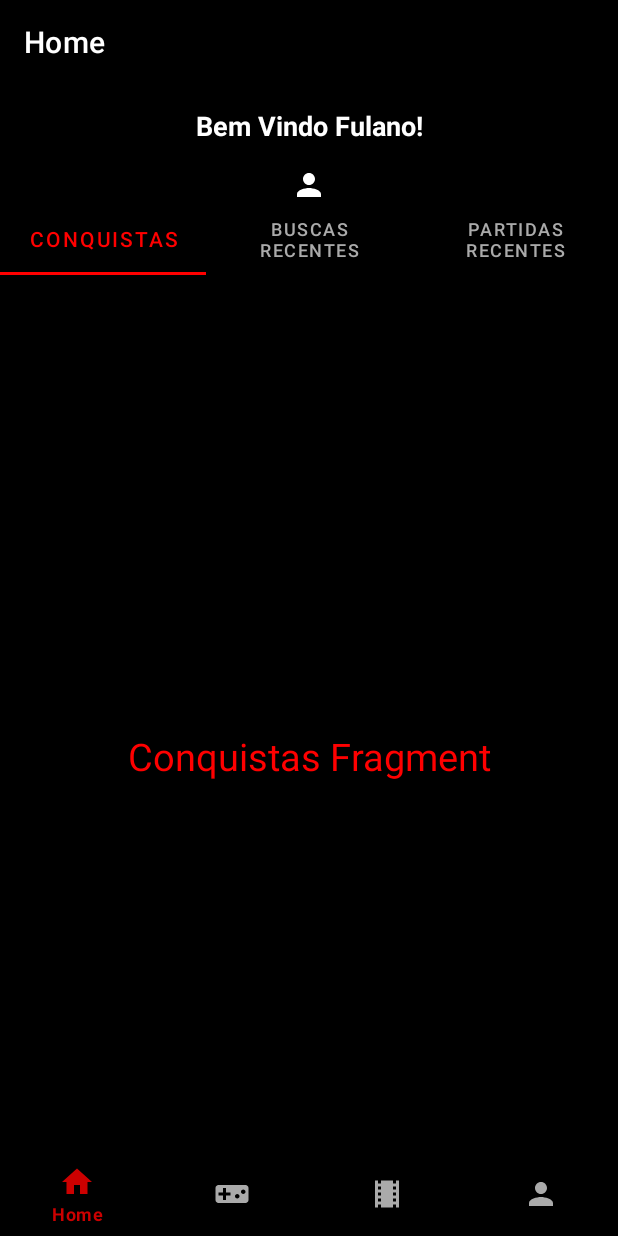
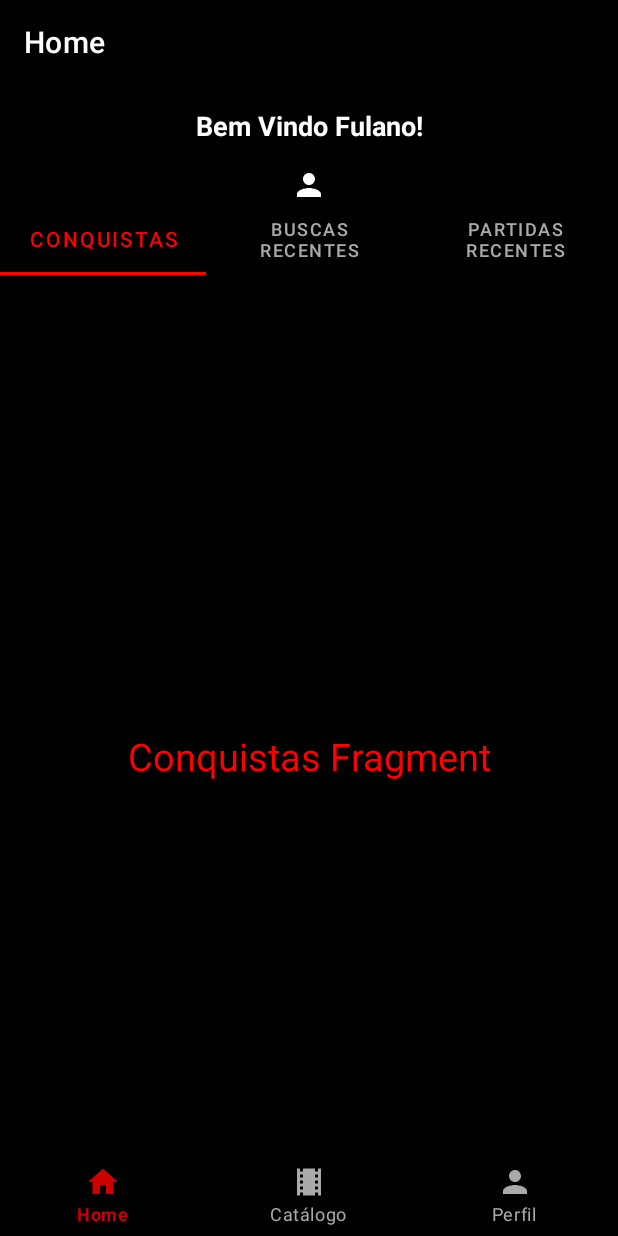
Before and after one commit to jephcescon/Cinequiz, an Android app: the screen it shows after launch (MainActivity), on a phone screen of 412 x 824 dp. Run offline under Robolectric (Android 15) with nearby library versions, the phone set to English and light mode, and no system bars; our stand-ins replace navigation-ui.

Commit message:
separado por módulo retirado menu quiz

```diff
--- a/app/src/main/java/com/example/cinequiz/QuizFragment.kt
+++ b/app/src/main/java/com/example/cinequiz/catalog/CatalogFragment.kt
@@ -1,10 +1,11 @@
-package com.example.cinequiz
+package com.example.cinequiz.catalog
 
 import android.os.Bundle
 import androidx.fragment.app.Fragment
 import android.view.LayoutInflater
 import android.view.View
 import android.view.ViewGroup
+import com.example.cinequiz.R
 
 // TODO: Rename parameter arguments, choose names that match
 // the fragment initialization parameters, e.g. ARG_ITEM_NUMBER
@@ -13,10 +14,10 @@ private const val ARG_PARAM2 = "param2"
 
 /**
  * A simple [Fragment] subclass.
- * Use the [QuizFragment.newInstance] factory method to
+ * Use the [CatalogFragment.newInstance] factory method to
  * create an instance of this fragment.
  */
-class QuizFragment : Fragment() {
+class CatalogFragment : Fragment() {
     // TODO: Rename and change types of parameters
     private var param1: String? = null
     private var param2: String? = null
@@ -34,7 +35,7 @@ class QuizFragment : Fragment() {
         savedInstanceState: Bundle?
     ): View? {
         // Inflate the layout for this fragment
-        return inflater.inflate(R.layout.fragment_quiz, container, false)
+        return inflater.inflate(R.layout.fragment_catalog, container, false)
     }
 
     companion object {
@@ -44,12 +45,12 @@ class QuizFragment : Fragment() {
          *
          * @param param1 Parameter 1.
          * @param param2 Parameter 2.
-         * @return A new instance of fragment QuizFragment.
+         * @return A new instance of fragment CatalogFragment.
          */
         // TODO: Rename and change types and number of parameters
         @JvmStatic
         fun newInstance(param1: String, param2: String) =
-            QuizFragment().apply {
+            CatalogFragment().apply {
                 arguments = Bundle().apply {
                     putString(ARG_PARAM1, param1)
                     putString(ARG_PARAM2, param2)
--- a/app/src/main/java/com/example/cinequiz/RecentSearchesFragment.kt
+++ b/app/src/main/java/com/example/cinequiz/home/AchievementsFragment.kt
@@ -1,10 +1,11 @@
-package com.example.cinequiz
+package com.example.cinequiz.home
 
 import android.os.Bundle
 import androidx.fragment.app.Fragment
 import android.view.LayoutInflater
 import android.view.View
 import android.view.ViewGroup
+import com.example.cinequiz.R
 
 // TODO: Rename parameter arguments, choose names that match
 // the fragment initialization parameters, e.g. ARG_ITEM_NUMBER
@@ -13,10 +14,10 @@ private const val ARG_PARAM2 = "param2"
 
 /**
  * A simple [Fragment] subclass.
- * Use the [RecentSearchesFragment.newInstance] factory method to
+ * Use the [AchievementsFragment.newInstance] factory method to
  * create an instance of this fragment.
  */
-class RecentSearchesFragment : Fragment() {
+class AchievementsFragment : Fragment() {
     // TODO: Rename and change types of parameters
     private var param1: String? = null
     private var param2: String? = null
@@ -34,7 +35,7 @@ class RecentSearchesFragment : Fragment() {
         savedInstanceState: Bundle?
     ): View? {
         // Inflate the layout for this fragment
-        return inflater.inflate(R.layout.fragment_recent_searches, container, false)
+        return inflater.inflate(R.layout.fragment_achievements, container, false)
     }
 
     companion object {
@@ -44,12 +45,12 @@ class RecentSearchesFragment : Fragment() {
          *
          * @param param1 Parameter 1.
          * @param param2 Parameter 2.
-         * @return A new instance of fragment RecentSearchesFragment.
+         * @return A new instance of fragment AchievementsFragment.
          */
         // TODO: Rename and change types and number of parameters
         @JvmStatic
         fun newInstance(param1: String, param2: String) =
-            RecentSearchesFragment().apply {
+            AchievementsFragment().apply {
                 arguments = Bundle().apply {
                     putString(ARG_PARAM1, param1)
                     putString(ARG_PARAM2, param2)
--- a/app/src/main/java/com/example/cinequiz/HomeFragment.kt
+++ b/app/src/main/java/com/example/cinequiz/home/HomeFragment.kt
@@ -1,4 +1,4 @@
-package com.example.cinequiz
+package com.example.cinequiz.home
 
 import android.os.Bundle
 import androidx.fragment.app.Fragment
@@ -6,6 +6,7 @@ import android.view.LayoutInflater
 import android.view.View
 import android.view.ViewGroup
 import androidx.viewpager.widget.ViewPager
+import com.example.cinequiz.R
 import com.google.android.material.tabs.TabLayout
 
 
--- a/app/src/main/java/com/example/cinequiz/HomePagerAdapter.kt
+++ b/app/src/main/java/com/example/cinequiz/home/HomePagerAdapter.kt
@@ -1,8 +1,9 @@
-package com.example.cinequiz
+package com.example.cinequiz.home
 
 import androidx.fragment.app.Fragment
 import androidx.fragment.app.FragmentManager
 import androidx.fragment.app.FragmentPagerAdapter
+
 
 class HomePagerAdapter(fm: FragmentManager) : FragmentPagerAdapter(fm) {
 
--- a/app/src/main/java/com/example/cinequiz/CatalogFragment.kt
+++ b/app/src/main/java/com/example/cinequiz/home/RecentMatchesFragment.kt
@@ -1,10 +1,11 @@
-package com.example.cinequiz
+package com.example.cinequiz.home
 
 import android.os.Bundle
 import androidx.fragment.app.Fragment
 import android.view.LayoutInflater
 import android.view.View
 import android.view.ViewGroup
+import com.example.cinequiz.R
 
 // TODO: Rename parameter arguments, choose names that match
 // the fragment initialization parameters, e.g. ARG_ITEM_NUMBER
@@ -13,10 +14,10 @@ private const val ARG_PARAM2 = "param2"
 
 /**
  * A simple [Fragment] subclass.
- * Use the [CatalogFragment.newInstance] factory method to
+ * Use the [RecentMatchesFragment.newInstance] factory method to
  * create an instance of this fragment.
  */
-class CatalogFragment : Fragment() {
+class RecentMatchesFragment : Fragment() {
     // TODO: Rename and change types of parameters
     private var param1: String? = null
     private var param2: String? = null
@@ -34,7 +35,7 @@ class CatalogFragment : Fragment() {
         savedInstanceState: Bundle?
     ): View? {
         // Inflate the layout for this fragment
-        return inflater.inflate(R.layout.fragment_catalog, container, false)
+        return inflater.inflate(R.layout.fragment_recent_matches, container, false)
     }
 
     companion object {
@@ -44,12 +45,12 @@ class CatalogFragment : Fragment() {
          *
          * @param param1 Parameter 1.
          * @param param2 Parameter 2.
-         * @return A new instance of fragment CatalogFragment.
+         * @return A new instance of fragment RecentMatchesFragment.
          */
         // TODO: Rename and change types and number of parameters
         @JvmStatic
         fun newInstance(param1: String, param2: String) =
-            CatalogFragment().apply {
+            RecentMatchesFragment().apply {
                 arguments = Bundle().apply {
                     putString(ARG_PARAM1, param1)
                     putString(ARG_PARAM2, param2)
--- a/app/src/main/java/com/example/cinequiz/RecentMatchesFragment.kt
+++ b/app/src/main/java/com/example/cinequiz/home/RecentSearchesFragment.kt
@@ -1,10 +1,11 @@
-package com.example.cinequiz
+package com.example.cinequiz.home
 
 import android.os.Bundle
 import androidx.fragment.app.Fragment
 import android.view.LayoutInflater
 import android.view.View
 import android.view.ViewGroup
+import com.example.cinequiz.R
 
 // TODO: Rename parameter arguments, choose names that match
 // the fragment initialization parameters, e.g. ARG_ITEM_NUMBER
@@ -13,10 +14,10 @@ private const val ARG_PARAM2 = "param2"
 
 /**
  * A simple [Fragment] subclass.
- * Use the [RecentMatchesFragment.newInstance] factory method to
+ * Use the [RecentSearchesFragment.newInstance] factory method to
  * create an instance of this fragment.
  */
-class RecentMatchesFragment : Fragment() {
+class RecentSearchesFragment : Fragment() {
     // TODO: Rename and change types of parameters
     private var param1: String? = null
     private var param2: String? = null
@@ -34,7 +35,7 @@ class RecentMatchesFragment : Fragment() {
         savedInstanceState: Bundle?
     ): View? {
         // Inflate the layout for this fragment
-        return inflater.inflate(R.layout.fragment_recent_matches, container, false)
+        return inflater.inflate(R.layout.fragment_recent_searches, container, false)
     }
 
     companion object {
@@ -44,12 +45,12 @@ class RecentMatchesFragment : Fragment() {
          *
          * @param param1 Parameter 1.
          * @param param2 Parameter 2.
-         * @return A new instance of fragment RecentMatchesFragment.
+         * @return A new instance of fragment RecentSearchesFragment.
          */
         // TODO: Rename and change types and number of parameters
         @JvmStatic
         fun newInstance(param1: String, param2: String) =
-            RecentMatchesFragment().apply {
+            RecentSearchesFragment().apply {
                 arguments = Bundle().apply {
                     putString(ARG_PARAM1, param1)
                     putString(ARG_PARAM2, param2)
--- a/app/src/main/java/com/example/cinequiz/ProfileFragment.kt
+++ b/app/src/main/java/com/example/cinequiz/profile/ProfileFragment.kt
@@ -1,10 +1,11 @@
-package com.example.cinequiz
+package com.example.cinequiz.profile
 
 import android.os.Bundle
 import androidx.fragment.app.Fragment
 import android.view.LayoutInflater
 import android.view.View
 import android.view.ViewGroup
+import com.example.cinequiz.R
 
 // TODO: Rename parameter arguments, choose names that match
 // the fragment initialization parameters, e.g. ARG_ITEM_NUMBER
--- a/app/src/main/java/com/example/cinequiz/AchievementsFragment.kt
+++ b/app/src/main/java/com/example/cinequiz/quiz/QuizFragment.kt
@@ -1,10 +1,11 @@
-package com.example.cinequiz
+package com.example.cinequiz.quiz
 
 import android.os.Bundle
 import androidx.fragment.app.Fragment
 import android.view.LayoutInflater
 import android.view.View
 import android.view.ViewGroup
+import com.example.cinequiz.R
 
 // TODO: Rename parameter arguments, choose names that match
 // the fragment initialization parameters, e.g. ARG_ITEM_NUMBER
@@ -13,10 +14,10 @@ private const val ARG_PARAM2 = "param2"
 
 /**
  * A simple [Fragment] subclass.
- * Use the [AchievementsFragment.newInstance] factory method to
+ * Use the [QuizFragment.newInstance] factory method to
  * create an instance of this fragment.
  */
-class AchievementsFragment : Fragment() {
+class QuizFragment : Fragment() {
     // TODO: Rename and change types of parameters
     private var param1: String? = null
     private var param2: String? = null
@@ -34,7 +35,7 @@ class AchievementsFragment : Fragment() {
         savedInstanceState: Bundle?
     ): View? {
         // Inflate the layout for this fragment
-        return inflater.inflate(R.layout.fragment_achievements, container, false)
+        return inflater.inflate(R.layout.fragment_quiz, container, false)
     }
 
     companion object {
@@ -44,12 +45,12 @@ class AchievementsFragment : Fragment() {
          *
          * @param param1 Parameter 1.
          * @param param2 Parameter 2.
-         * @return A new instance of fragment AchievementsFragment.
+         * @return A new instance of fragment QuizFragment.
          */
         // TODO: Rename and change types and number of parameters
         @JvmStatic
         fun newInstance(param1: String, param2: String) =
-            AchievementsFragment().apply {
+            QuizFragment().apply {
                 arguments = Bundle().apply {
                     putString(ARG_PARAM1, param1)
                     putString(ARG_PARAM2, param2)
--- a/app/src/main/res/layout/fragment_home.xml
+++ b/app/src/main/res/layout/fragment_home.xml
@@ -6,7 +6,7 @@
     android:layout_width="match_parent"
     android:layout_height="match_parent"
     android:orientation="vertical"
-    tools:context=".HomeFragment">
+    tools:context=".home.HomeFragment">
 
     <LinearLayout
         android:id="@+id/home_welcome"
@@ -21,7 +21,7 @@
             android:layout_height="wrap_content"
             android:gravity="center"
             android:padding="15dp"
-            android:text="Bem Vindo Fulano!"
+            android:text="@string/welcome"
             android:textColor="@color/white"
             android:textSize="18sp"
             android:textStyle="bold" />
--- a/app/src/main/res/menu/bottom_nav_menu.xml
+++ b/app/src/main/res/menu/bottom_nav_menu.xml
@@ -5,11 +5,7 @@
         android:id="@+id/homeFragment"
         android:title="@string/home"
         android:icon="@drawable/ic_home"/>
-    <item
-        android:id="@+id/quizFragment"
-        android:title="@string/quiz"
-        android:icon="@drawable/ic_game"/>
-    <item
+        <item
         android:id="@+id/catalogFragment"
         android:title="@string/catalog"
         android:icon="@drawable/ic_movie"/>
--- a/app/src/main/res/navigation/cine_nav.xml
+++ b/app/src/main/res/navigation/cine_nav.xml
@@ -7,22 +7,22 @@
 
     <fragment
         android:id="@+id/homeFragment"
-        android:name="com.example.cinequiz.HomeFragment"
+        android:name="com.example.cinequiz.home.HomeFragment"
         android:label="@string/home"
         tools:layout="@layout/fragment_home" />
     <fragment
         android:id="@+id/quizFragment"
-        android:name="com.example.cinequiz.QuizFragment"
+        android:name="com.example.cinequiz.quiz.QuizFragment"
         android:label="@string/quiz"
         tools:layout="@layout/fragment_quiz" />
     <fragment
         android:id="@+id/catalogFragment"
-        android:name="com.example.cinequiz.CatalogFragment"
+        android:name="com.example.cinequiz.catalog.CatalogFragment"
         android:label="@string/catalog"
         tools:layout="@layout/fragment_catalog" />
     <fragment
         android:id="@+id/profileFragment"
-        android:name="com.example.cinequiz.ProfileFragment"
+        android:name="com.example.cinequiz.profile.ProfileFragment"
         android:label="@string/profile"
         tools:layout="@layout/fragment_profile" />
 </navigation>
--- a/app/src/main/res/values/strings.xml
+++ b/app/src/main/res/values/strings.xml
@@ -7,7 +7,6 @@
     <string name="conquers_tab">Conquistas</string>
     <string name="recent_searches">Buscas recentes</string>
     <string name="recent_matches">Partidas Recentes</string>
-    <!-- TODO: Remove or change this placeholder text -->
-    <string name="hello_blank_fragment">Hello blank fragment</string>
     <string name="achievements">Conquistas</string>
+    <string name="welcome">Bem Vindo Fulano!</string>
 </resources>
```
